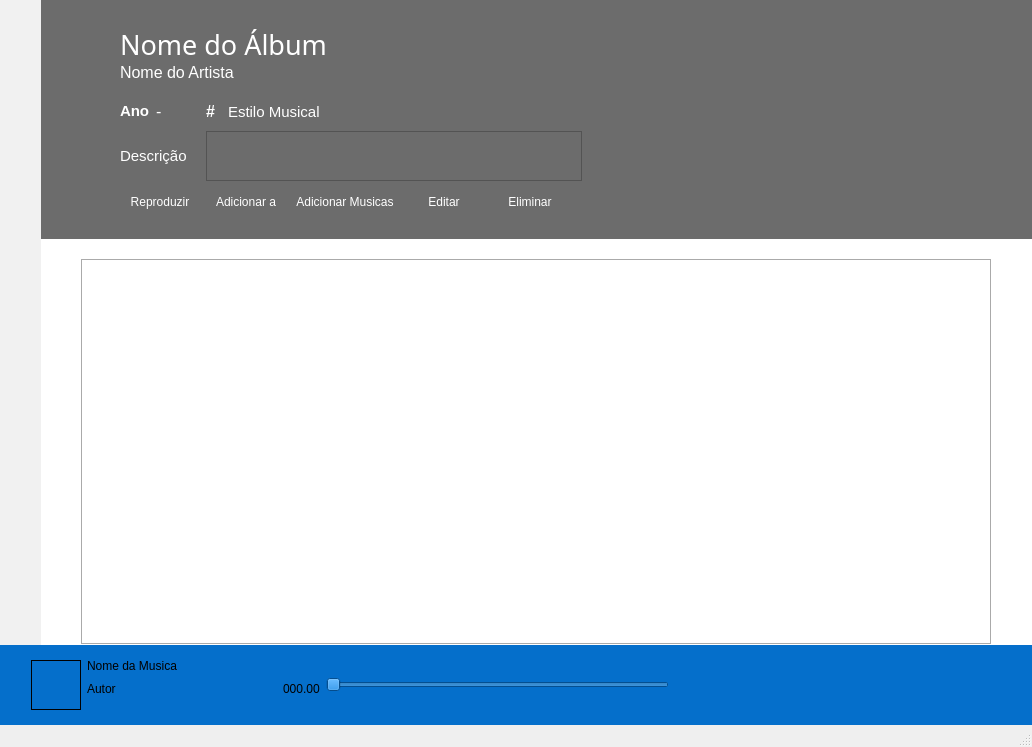
Qt form media5/mainwindow.ui (Grupo-9-EngenhariaSoftware2016/Media-Player) before a commit.
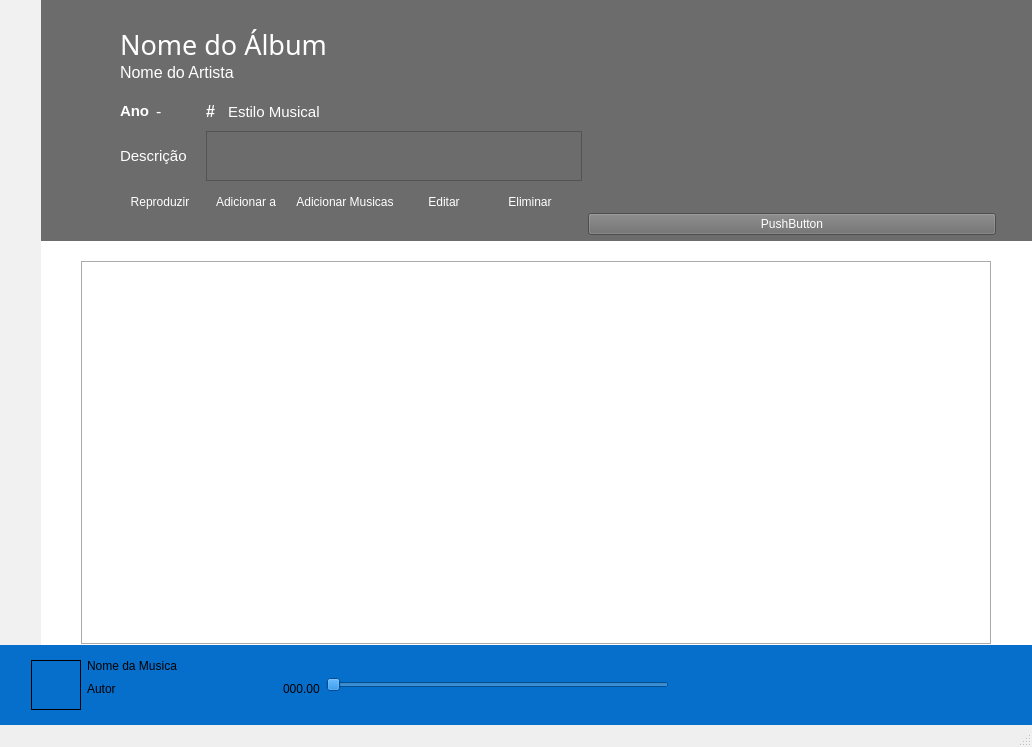
The same form after that commit. The open tabs and pages were chosen to show the change. Icons and pictures are not drawn.

What changed in the file:
```diff
--- a/media5/mainwindow.ui
+++ b/media5/mainwindow.ui
@@ -2016,6 +2016,13 @@
                </property>
               </spacer>
              </item>
+             <item row="10" column="13">
+              <widget class="QPushButton" name="pushButton">
+               <property name="text">
+                <string>PushButton</string>
+               </property>
+              </widget>
+             </item>
             </layout>
            </item>
            <item>
```
Left out of the diff: 110 changed lines with no effect on the pictures.
